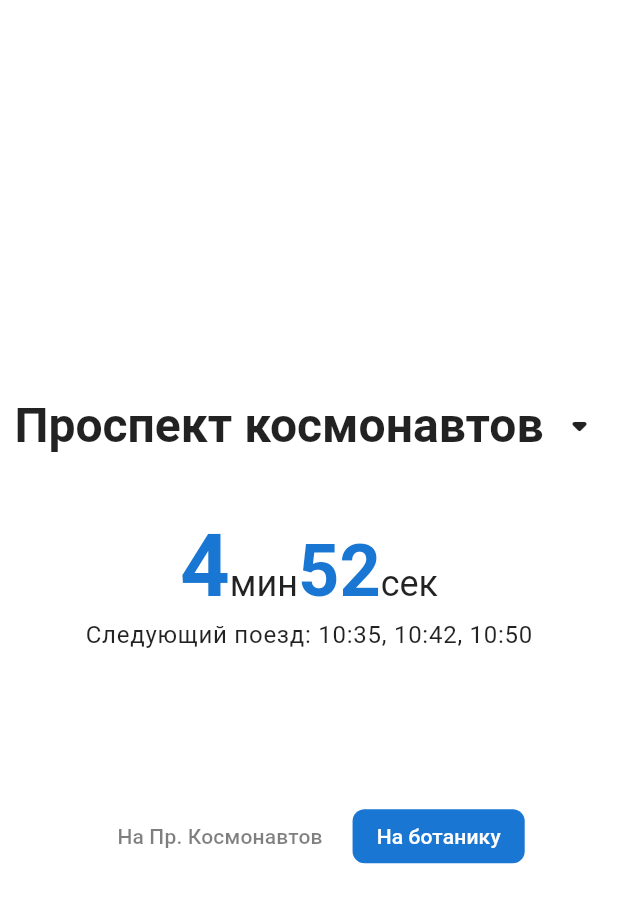
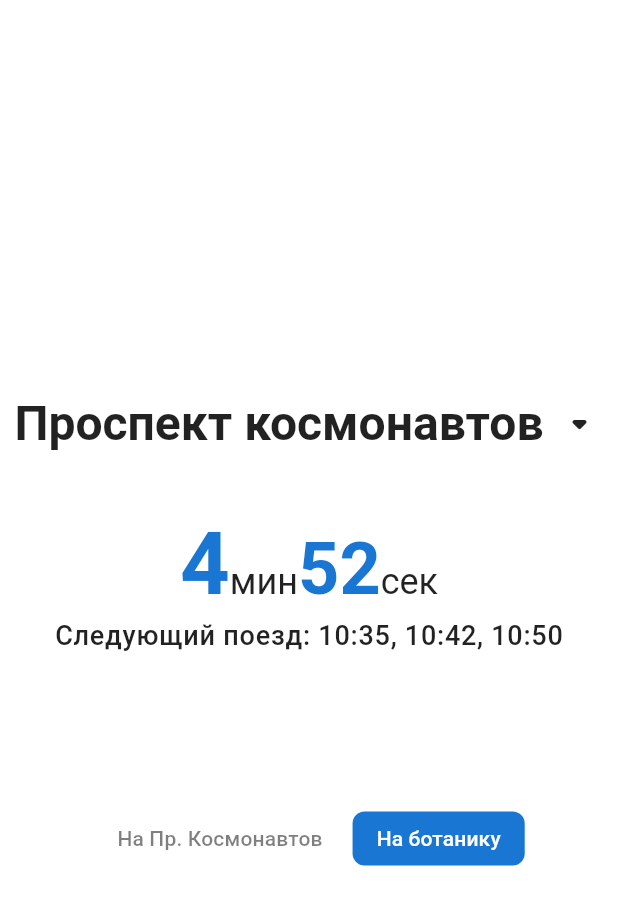
Before and after one commit to samb1232/eburg_metro_timer, a Flutter app: the screen it shows after launch, on a phone screen of 412 x 824 dp. Shown: the top 905 px of the screen. Run offline on Flutter 3.47's test engine with Material 3 defaults, Android fonts, the phone set to English and light mode, and no system bars.

Commit message:
changed style of next train time display

```diff
--- a/lib/features/timer_screen/presentation/widgets/next_train_time_display.dart
+++ b/lib/features/timer_screen/presentation/widgets/next_train_time_display.dart
@@ -8,15 +8,19 @@ class NextTrainTimeDisplay extends StatelessWidget {
   @override
   Widget build(BuildContext context) {
     final scheduleProvider = Provider.of<ScheduleProvider>(context);
+    final colorScheme = Theme.of(context).colorScheme;
+    final textTheme = Theme.of(context).textTheme;
     final isWeekend = DateTime.now().weekday == DateTime.saturday ||
         DateTime.now().weekday == DateTime.sunday;
 
     final schedule = scheduleProvider.getCurrentSchedule(isWeekend);
 
     if (schedule == null || schedule.isEmpty) {
-      return const Text(
+      return Text(
         'Нет данных о расписании',
-        style: TextStyle(fontSize: 16, color: Colors.grey),
+        style: textTheme.bodyMedium?.copyWith(
+          color: colorScheme.onSurface.withOpacity(0.6),
+        ),
       );
     }
 
@@ -25,6 +29,34 @@ class NextTrainTimeDisplay extends StatelessWidget {
     final currentMinutes = now.hour * 60 + now.minute;
 
     // Находим ближайшие три поезда
+    final upcomingTrains = _getUpcomingTrains(schedule, currentMinutes);
+
+    if (upcomingTrains.isEmpty) {
+      return Text(
+        'Поездов сегодня больше нет',
+        style: textTheme.bodyMedium?.copyWith(
+          color: colorScheme.onSurface.withOpacity(0.6),
+        ),
+      );
+    }
+
+    return RichText(
+      text: TextSpan(
+        children: [
+          TextSpan(
+            text: 'Следующий поезд: ${upcomingTrains.join(', ')}',
+            style: textTheme.bodyLarge?.copyWith(
+              color: colorScheme.onSurface,
+              fontWeight: FontWeight.w500,
+                fontSize: 18
+            ),
+          ),
+        ],
+      ),
+    );
+  }
+
+  List<String> _getUpcomingTrains(List<String> schedule, int currentMinutes) {
     final upcomingTrains = schedule
         .map((timeStr) {
       final parts = timeStr.split(':');
@@ -41,14 +73,6 @@ class NextTrainTimeDisplay extends StatelessWidget {
     })
         .toList();
 
-    if (upcomingTrains.isEmpty) {
-      return const Text(
-        'Поездов сегодня больше нет',
-        style: TextStyle(fontSize: 16, color: Colors.grey),
-      );
-    }
-
-    // Если ближайших поездов меньше 3, добавляем оставшиеся с начала следующего дня
     if (upcomingTrains.length < 3) {
       final remaining = 3 - upcomingTrains.length;
       final nextDayTrains = schedule
@@ -65,13 +89,9 @@ class NextTrainTimeDisplay extends StatelessWidget {
         return '$hour:$minute';
       })
           .toList();
-
       upcomingTrains.addAll(nextDayTrains);
     }
 
-    return Text(
-      'Следующий поезд: ${upcomingTrains.join(', ')}',
-      style: Theme.of(context).textTheme.bodyLarge,
-    );
+    return upcomingTrains;
   }
 }
```
